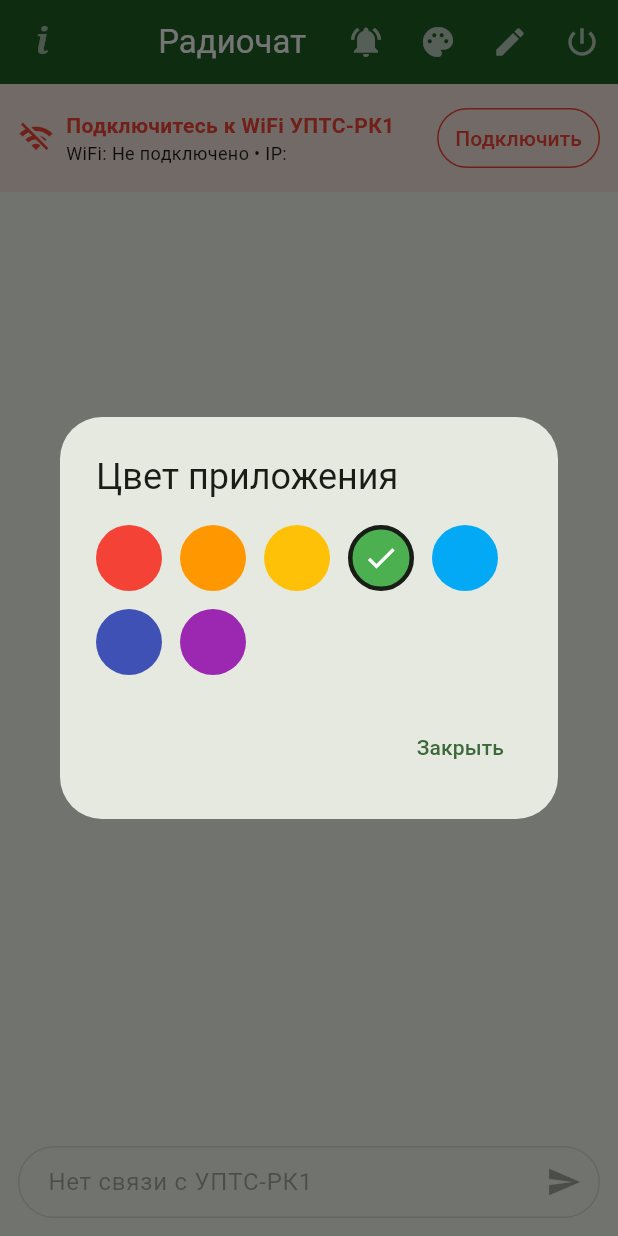
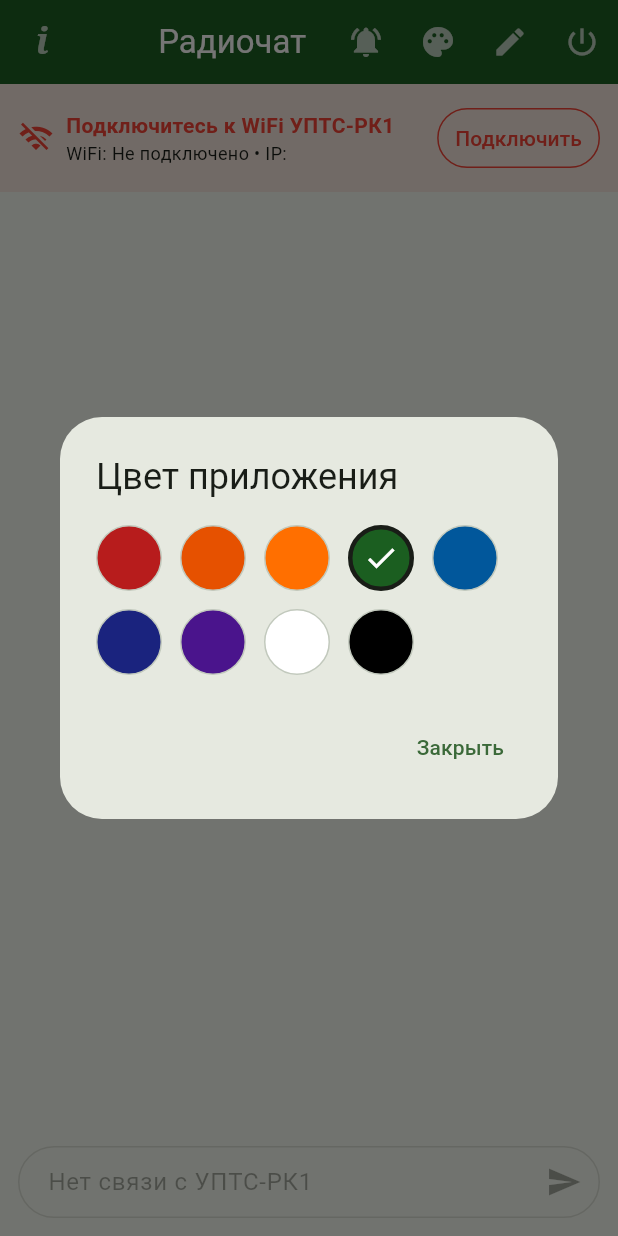
Before and after one commit to dmitray27/myself, a Flutter app: the screen it shows after launch, after a tap on the "palette" icon, on a phone screen of 412 x 824 dp. Run offline on Flutter 3.47's test engine with Material 3 defaults, Android fonts, the phone set to English and light mode, and no system bars; our stand-ins replace audioplayers, flutter_local_notifications, shared_preferences; missing offline and left inert: network_info_plus, window_manager.

Commit message:
flutter_color, flutter_ack: add white and black app colors
Co-Authored-By: Дмитрий Дубинич <dmitrayketz@gmail.com>

```diff
--- a/flutter_ack/lib/app_color.dart
+++ b/flutter_ack/lib/app_color.dart
@@ -1,8 +1,10 @@
 import 'package:flutter/material.dart';
 import 'package:shared_preferences/shared_preferences.dart';
 
-/// Семь фиксированных цветов радуги, из которых пользователь выбирает
-/// основной цвет приложения (шапка, свои сообщения, тема).
+/// Фиксированные цвета, из которых пользователь выбирает основной цвет
+/// приложения (шапка, свои сообщения, тема): семь цветов радуги плюс
+/// белый (чёрные текст и иконки, светлая тема) и чёрный (белые текст и
+/// иконки, тёмная тема).
 enum AppColor {
   red('Красный', Colors.red),
   orange('Оранжевый', Colors.orange),
@@ -10,12 +12,35 @@ enum AppColor {
   green('Зелёный', Colors.green),
   lightBlue('Голубой', Colors.lightBlue),
   blue('Синий', Colors.indigo),
-  violet('Фиолетовый', Colors.purple);
+  violet('Фиолетовый', Colors.purple),
+  white('Белый', Colors.grey,
+      barColor: Colors.white, onBar: Colors.black, themeMode: ThemeMode.light),
+  black('Чёрный', Colors.grey,
+      barColor: Colors.black, onBar: Colors.white, themeMode: ThemeMode.dark);
 
-  const AppColor(this.label, this.swatch);
+  const AppColor(
+    this.label,
+    this.swatch, {
+    Color? barColor,
+    this.onBar = Colors.white,
+    this.themeMode = ThemeMode.system,
+  }) : _barColor = barColor;
 
   final String label;
   final MaterialColor swatch;
+  final Color? _barColor;
+
+  /// Цвет текста и иконок в шапке.
+  final Color onBar;
+
+  /// Тема: по системе для цветов радуги, фиксированная для белого/чёрного.
+  final ThemeMode themeMode;
+
+  /// Цвет шапки.
+  Color get barColor => _barColor ?? swatch[900]!;
+
+  /// Фон экрана для белого/чёрного; null — по теме.
+  Color? get background => _barColor;
 
   static const AppColor defaultColor = AppColor.green;
   static const _prefKey = 'app_color';
@@ -40,7 +65,7 @@ enum AppColor {
   }
 }
 
-/// Диалог выбора цвета: семь кружков, текущий отмечен галочкой.
+/// Диалог выбора цвета: кружки цветов, текущий отмечен галочкой.
 Future<void> showColorDialog(BuildContext context) {
   return showDialog<void>(
     context: context,
@@ -65,17 +90,17 @@ Future<void> showColorDialog(BuildContext context) {
                         width: 44,
                         height: 44,
                         decoration: BoxDecoration(
-                          color: c.swatch,
+                          color: c.barColor,
                           shape: BoxShape.circle,
                           border: Border.all(
                             color: selected == c
                                 ? Theme.of(context).colorScheme.onSurface
-                                : Colors.transparent,
-                            width: 3,
+                                : Theme.of(context).colorScheme.outlineVariant,
+                            width: selected == c ? 3 : 1,
                           ),
                         ),
                         child: selected == c
-                            ? const Icon(Icons.check, color: Colors.white)
+                            ? Icon(Icons.check, color: c.onBar)
                             : null,
                       ),
                     ),
--- a/flutter_ack/lib/main.dart
+++ b/flutter_ack/lib/main.dart
@@ -71,6 +71,7 @@ class MyApp extends StatelessWidget {
             seedColor: appColor.swatch,
             brightness: Brightness.light,
           ),
+          scaffoldBackgroundColor: appColor.background,
           useMaterial3: true,
           appBarTheme: const AppBarTheme(
             centerTitle: true,
@@ -85,6 +86,7 @@ class MyApp extends StatelessWidget {
             seedColor: appColor.swatch,
             brightness: Brightness.dark,
           ),
+          scaffoldBackgroundColor: appColor.background,
           useMaterial3: true,
           appBarTheme: const AppBarTheme(
             centerTitle: true,
@@ -93,7 +95,7 @@ class MyApp extends StatelessWidget {
         ),
 
         // Автоматически переключается в зависимости от системы
-        themeMode: ThemeMode.system,
+        themeMode: appColor.themeMode,
 
         // Для десктопа – стильные скроллбары
         builder: (context, child) {
--- a/flutter_ack/lib/screen_pro.dart
+++ b/flutter_ack/lib/screen_pro.dart
@@ -308,7 +308,9 @@ class _ChatScreenState extends State<ChatScreen> with WidgetsBindingObserver {
   @override
   Widget build(BuildContext context) {
     final isDark = Theme.of(context).brightness == Brightness.dark;
-    final accent = AppColor.current.value.swatch;
+    final appColor = AppColor.current.value;
+    final accent = appColor.swatch;
+    final onBar = appColor.onBar.withValues(alpha: 0.7);
     final isConnected = _controller.isConnected;
     final messages = _controller.messages;
 
@@ -378,9 +380,9 @@ class _ChatScreenState extends State<ChatScreen> with WidgetsBindingObserver {
         Expanded(
           child: Scaffold(
             appBar: AppBar(
-              leading: const InfoButton(),
-              title: const Text('Радиочат', style: TextStyle(color: Colors.white)),
-              backgroundColor: accent[900],
+              leading: InfoButton(color: onBar),
+              title: Text('Радиочат', style: TextStyle(color: appColor.onBar)),
+              backgroundColor: appColor.barColor,
               actions: [
                 IconButton(
                   icon: Icon(_controller.soundEnabled
@@ -388,25 +390,25 @@ class _ChatScreenState extends State<ChatScreen> with WidgetsBindingObserver {
                       : Icons.notifications_off),
                   onPressed: _controller.toggleSound,
                   tooltip: _controller.soundEnabled ? 'Выключить звук' : 'Включить звук',
-                  color: Colors.white.withValues(alpha: 0.7),
+                  color: onBar,
                 ),
                 IconButton(
                   icon: const Icon(Icons.palette),
                   onPressed: () => showColorDialog(context),
                   tooltip: 'Цвет приложения',
-                  color: Colors.white.withValues(alpha: 0.7),
+                  color: onBar,
                 ),
                 IconButton(
                   icon: const Icon(Icons.edit),
                   onPressed: _showChangeNameDialog,
                   tooltip: 'Изменить имя',
-                  color: Colors.white.withValues(alpha: 0.7),
+                  color: onBar,
                 ),
                 IconButton(
                   icon: const Icon(Icons.power_settings_new),
                   onPressed: _confirmExit,
                   tooltip: 'Выйти',
-                  color: Colors.white.withValues(alpha: 0.7),
+                  color: onBar,
                 ),
               ],
             ),
--- a/flutter_color/lib/app_color.dart
+++ b/flutter_color/lib/app_color.dart
@@ -1,8 +1,10 @@
 import 'package:flutter/material.dart';
 import 'package:shared_preferences/shared_preferences.dart';
 
-/// Семь фиксированных цветов радуги, из которых пользователь выбирает
-/// основной цвет приложения (шапка, свои сообщения, тема).
+/// Фиксированные цвета, из которых пользователь выбирает основной цвет
+/// приложения (шапка, свои сообщения, тема): семь цветов радуги плюс
+/// белый (чёрные текст и иконки, светлая тема) и чёрный (белые текст и
+/// иконки, тёмная тема).
 enum AppColor {
   red('Красный', Colors.red),
   orange('Оранжевый', Colors.orange),
@@ -10,12 +12,35 @@ enum AppColor {
   green('Зелёный', Colors.green),
   lightBlue('Голубой', Colors.lightBlue),
   blue('Синий', Colors.indigo),
-  violet('Фиолетовый', Colors.purple);
+  violet('Фиолетовый', Colors.purple),
+  white('Белый', Colors.grey,
+      barColor: Colors.white, onBar: Colors.black, themeMode: ThemeMode.light),
+  black('Чёрный', Colors.grey,
+      barColor: Colors.black, onBar: Colors.white, themeMode: ThemeMode.dark);
 
-  const AppColor(this.label, this.swatch);
+  const AppColor(
+    this.label,
+    this.swatch, {
+    Color? barColor,
+    this.onBar = Colors.white,
+    this.themeMode = ThemeMode.system,
+  }) : _barColor = barColor;
 
   final String label;
   final MaterialColor swatch;
+  final Color? _barColor;
+
+  /// Цвет текста и иконок в шапке.
+  final Color onBar;
+
+  /// Тема: по системе для цветов радуги, фиксированная для белого/чёрного.
+  final ThemeMode themeMode;
+
+  /// Цвет шапки.
+  Color get barColor => _barColor ?? swatch[900]!;
+
+  /// Фон экрана для белого/чёрного; null — по теме.
+  Color? get background => _barColor;
 
   static const AppColor defaultColor = AppColor.green;
   static const _prefKey = 'app_color';
@@ -40,7 +65,7 @@ enum AppColor {
   }
 }
 
-/// Диалог выбора цвета: семь кружков, текущий отмечен галочкой.
+/// Диалог выбора цвета: кружки цветов, текущий отмечен галочкой.
 Future<void> showColorDialog(BuildContext context) {
   return showDialog<void>(
     context: context,
@@ -65,17 +90,17 @@ Future<void> showColorDialog(BuildContext context) {
                         width: 44,
                         height: 44,
                         decoration: BoxDecoration(
-                          color: c.swatch,
+                          color: c.barColor,
                           shape: BoxShape.circle,
                           border: Border.all(
                             color: selected == c
                                 ? Theme.of(context).colorScheme.onSurface
-                                : Colors.transparent,
-                            width: 3,
+                                : Theme.of(context).colorScheme.outlineVariant,
+                            width: selected == c ? 3 : 1,
                           ),
                         ),
                         child: selected == c
-                            ? const Icon(Icons.check, color: Colors.white)
+                            ? Icon(Icons.check, color: c.onBar)
                             : null,
                       ),
                     ),
--- a/flutter_color/lib/main.dart
+++ b/flutter_color/lib/main.dart
@@ -71,6 +71,7 @@ class MyApp extends StatelessWidget {
             seedColor: appColor.swatch,
             brightness: Brightness.light,
           ),
+          scaffoldBackgroundColor: appColor.background,
           useMaterial3: true,
           appBarTheme: const AppBarTheme(
             centerTitle: true,
@@ -85,6 +86,7 @@ class MyApp extends StatelessWidget {
             seedColor: appColor.swatch,
             brightness: Brightness.dark,
           ),
+          scaffoldBackgroundColor: appColor.background,
           useMaterial3: true,
           appBarTheme: const AppBarTheme(
             centerTitle: true,
@@ -93,7 +95,7 @@ class MyApp extends StatelessWidget {
         ),
 
         // Автоматически переключается в зависимости от системы
-        themeMode: ThemeMode.system,
+        themeMode: appColor.themeMode,
 
         // Для десктопа – стильные скроллбары
         builder: (context, child) {
--- a/flutter_color/lib/screen_pro.dart
+++ b/flutter_color/lib/screen_pro.dart
@@ -285,7 +285,9 @@ class _ChatScreenState extends State<ChatScreen> with WidgetsBindingObserver {
   @override
   Widget build(BuildContext context) {
     final isDark = Theme.of(context).brightness == Brightness.dark;
-    final accent = AppColor.current.value.swatch;
+    final appColor = AppColor.current.value;
+    final accent = appColor.swatch;
+    final onBar = appColor.onBar.withValues(alpha: 0.7);
     final isConnected = _controller.isConnected;
     final messages = _controller.messages;
 
@@ -355,9 +357,9 @@ class _ChatScreenState extends State<ChatScreen> with WidgetsBindingObserver {
         Expanded(
           child: Scaffold(
             appBar: AppBar(
-              leading: const InfoButton(),
-              title: const Text('Радиочат', style: TextStyle(color: Colors.white)),
-              backgroundColor: accent[900],
+              leading: InfoButton(color: onBar),
+              title: Text('Радиочат', style: TextStyle(color: appColor.onBar)),
+              backgroundColor: appColor.barColor,
               actions: [
                 IconButton(
                   icon: Icon(_controller.soundEnabled
@@ -365,25 +367,25 @@ class _ChatScreenState extends State<ChatScreen> with WidgetsBindingObserver {
                       : Icons.notifications_off),
                   onPressed: _controller.toggleSound,
                   tooltip: _controller.soundEnabled ? 'Выключить звук' : 'Включить звук',
-                  color: Colors.white.withValues(alpha: 0.7),
+                  color: onBar,
                 ),
                 IconButton(
                   icon: const Icon(Icons.palette),
                   onPressed: () => showColorDialog(context),
                   tooltip: 'Цвет приложения',
-                  color: Colors.white.withValues(alpha: 0.7),
+                  color: onBar,
                 ),
                 IconButton(
                   icon: const Icon(Icons.edit),
                   onPressed: _showChangeNameDialog,
                   tooltip: 'Изменить имя',
-                  color: Colors.white.withValues(alpha: 0.7),
+                  color: onBar,
                 ),
                 IconButton(
                   icon: const Icon(Icons.power_settings_new),
                   onPressed: _confirmExit,
                   tooltip: 'Выйти',
-                  color: Colors.white.withValues(alpha: 0.7),
+                  color: onBar,
                 ),
               ],
             ),
```
Also changed, not shown: 3 other files.
